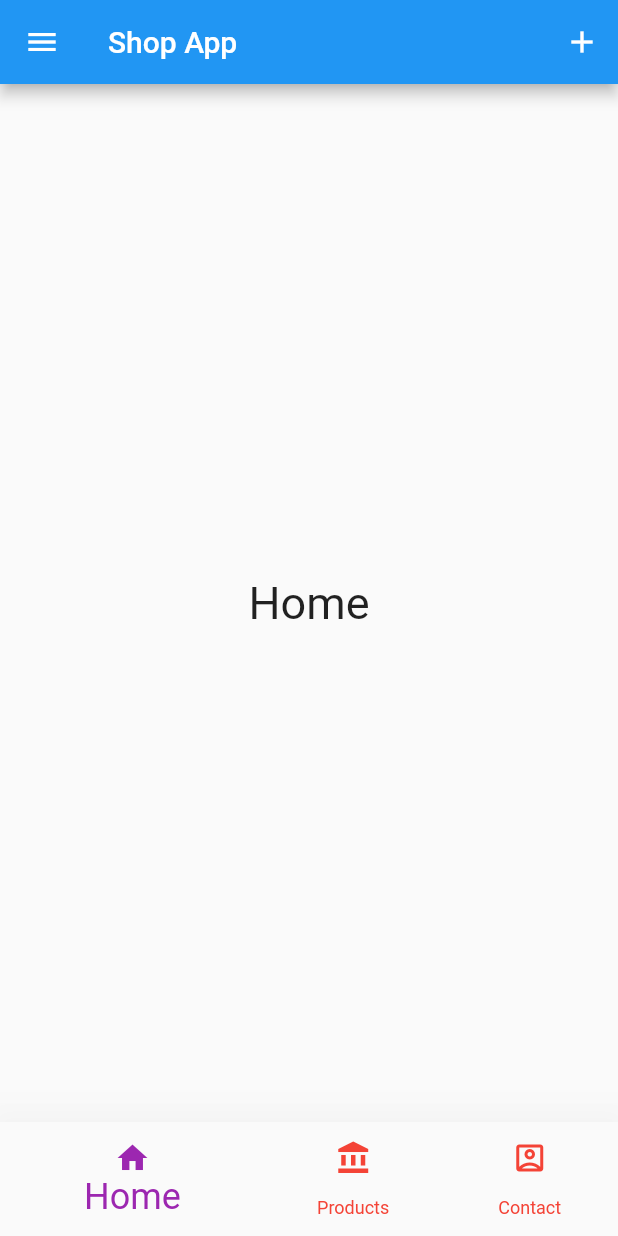
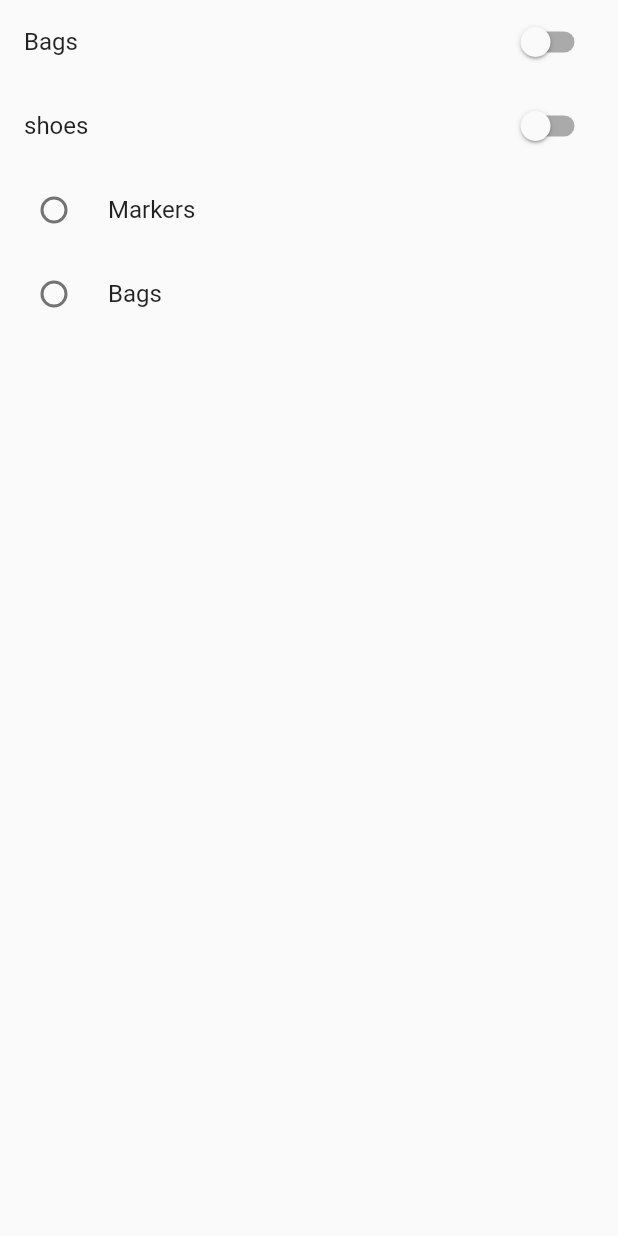
Before and after one commit to Muhammad-RAFAY/onlineshop, a Flutter app: the screen it shows after launch, on a phone screen of 412 x 824 dp. Run offline on Flutter 3.47's test engine with Material 2 defaults, Android fonts, the phone set to English and light mode, and no system bars.

Commit message:
fifth commit

```diff
--- /dev/null
+++ b/lib/screens/SwitchDemo.dart
@@ -0,0 +1,62 @@
+import 'package:flutter/material.dart';
+
+class SwitchDemo extends StatefulWidget {
+  const SwitchDemo({Key? key}) : super(key: key);
+
+  @override
+  State<SwitchDemo> createState() => _SwitchDemoState();
+}
+
+class _SwitchDemoState extends State<SwitchDemo> {
+  bool isSelected = false;
+  String groupValue = "";
+  String groupValueForAnotherRadio = "";
+  @override
+  Widget build(BuildContext context) {
+    return Scaffold(
+      body: Column(
+        children: [
+          SwitchListTile(
+              title: Text("Bags"),
+              value: isSelected,
+              onChanged: (value) {
+                setState(() {
+                  isSelected = value;
+                });
+                print(value);
+              }),
+          SwitchListTile(
+              title: Text("shoes"),
+              value: isSelected,
+              onChanged: (value) {
+                setState(() {
+                  isSelected = value;
+                });
+                print(value);
+              }),
+          RadioListTile(
+              activeColor: Colors.red,
+              title: Text("Markers"),
+              value: "Markersssssss",
+              groupValue: groupValue,
+              onChanged: (value) {
+                setState(() {
+                  groupValue = value!;
+                });
+                print(value!);
+              }),
+          RadioListTile(
+              title: Text("Bags"),
+              value: "Bags",
+              groupValue: groupValue,
+              onChanged: (value) {
+                setState(() {
+                  groupValue = value!;
+                });
+                print(value!);
+              })
+        ],
+      ),
+    );
+  }
+}
--- a/pubspec.yaml
+++ b/pubspec.yaml
@@ -36,6 +36,7 @@ dependencies:
   # The following adds the Cupertino Icons font to your application.
   # Use with the CupertinoIcons class for iOS style icons.
   cupertino_icons: ^1.0.2
+  contactus: ^1.2.0
 
 dev_dependencies:
   flutter_test:
```
Also changed, not shown: lib/main.dart (+9 -166 lines), lib/screens/ProductScreen.dart (added, +142 -0 lines), lib/screens/TabsDemo.dart (added, +147 -0 lines), lib/widgets/myproductsgrid.dart (added, +17 -0 lines), pubspec.lock.
